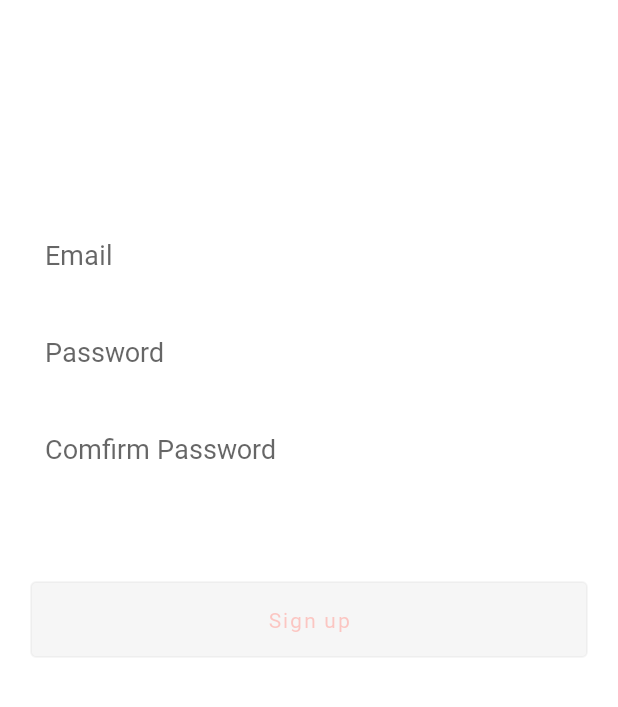
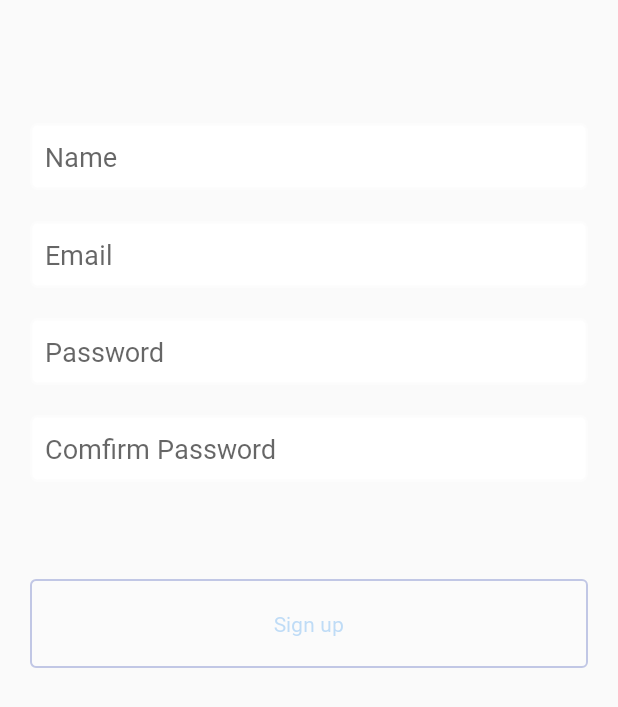
Before and after one commit to Saw-YanLinOo/myanTrip-1, an Android app: the Register screen opened directly, with no data from a screen before it, on a phone screen of 412 x 824 dp. Shown: the top 707 px of the screen. Run offline under Robolectric (Android 15) with nearby library versions, the phone set to English and light mode, and no system bars; libraries missing offline, so code that uses them is left out: com.github.ybq.android, com.orhanobut.hawk, net.yslibrary.android, org.kodein.di; plain views replace SpinKitView; 6 statements that could not run were skipped.

Commit message:
second_commit

```diff
--- a/app/src/main/AndroidManifest.xml
+++ b/app/src/main/AndroidManifest.xml
@@ -24,8 +24,10 @@
             android:name="com.google.android.geo.API_KEY"
             android:value="@string/google_map_key" />
         <activity android:name=".ui.MainActivity"/>
-        <activity android:name=".ui.Register"/>
-        <activity android:name=".ui.Login">
+        <activity android:name=".ui.Register"
+            android:theme="@style/AppTheme.ProfileTheme"/>
+        <activity android:name=".ui.Login"
+            android:theme="@style/AppTheme.ProfileTheme">
             <intent-filter>
                 <action android:name="android.intent.action.MAIN" />
 
--- a/app/src/main/java/com/vmyan/myantrip/ui/MainActivity.kt
+++ b/app/src/main/java/com/vmyan/myantrip/ui/MainActivity.kt
@@ -32,9 +32,6 @@ class MainActivity : AppCompatActivity() {
             val intent = Intent(this, Profile::class.java)
             startActivity(intent)
         }
-
-        var uEmail = Hawk.get<String>("user_email")
-        Toast.makeText(this,uEmail,Toast.LENGTH_SHORT).show()
     }
 
     public fun openFragment(fragment: Fragment){
--- a/app/src/main/java/com/vmyan/myantrip/ui/viewmodel/LoginViewModel.kt
+++ b/app/src/main/java/com/vmyan/myantrip/ui/viewmodel/LoginViewModel.kt
@@ -31,11 +31,11 @@ class LoginViewModel(private val loginRepository: LoginRepository): ViewModel()
             emit(Resource.Failure(e.message.toString()))
         }
     }
-    fun SignUp(emial:String, password:String) = liveData(Dispatchers.IO) {
+    fun SignUp(name:String, emial:String, password:String) = liveData(Dispatchers.IO) {
         emit(Resource.Loading())
         try {
             val auth = loginRepository.signUp("${emial}","${password}")
-            val result = loginRepository.addNewUser(User("","","${emial}","",""))
+            val result = loginRepository.addNewUser(User("","","${emial}","${name}",""))
             val mresult= loginRepository
                     .addUserAccountSetting(UserAccountSetting(
                         "",
@@ -43,7 +43,7 @@ class LoginViewModel(private val loginRepository: LoginRepository): ViewModel()
                         0,
                         0,
                         "",
-                        "",
+                        "${name}",
                         ""
                     ))
             emit(auth)
--- a/app/src/main/res/color/btn_color.xml
+++ b/app/src/main/res/color/btn_color.xml
@@ -1,5 +1,5 @@
 <?xml version="1.0" encoding="utf-8"?>
 <selector xmlns:android="http://schemas.android.com/apk/res/android">
-    <item android:state_enabled="true" android:color="#3F51B5"/>
-    <item android:state_enabled="false" android:color="#F44336"/>
+    <item android:state_enabled="true" android:color="#FAFAFA"/>
+    <item android:state_enabled="false" android:color="#3897F0"/>
 </selector>
--- a/app/src/main/res/layout/activity_register.xml
+++ b/app/src/main/res/layout/activity_register.xml
@@ -9,6 +9,21 @@
         android:layout_width="match_parent"
         android:layout_height="match_parent"
         tools:context=".ui.Register">
+
+        <EditText
+            android:id="@+id/name_input_r"
+            style="@style/big_input"
+            android:layout_width="match_parent"
+            android:layout_height="wrap_content"
+            android:background="@drawable/big_input_bg"
+            android:hint="Name"
+            android:inputType="text"
+            app:layout_constraintBottom_toTopOf="@+id/email_input_r"
+            app:layout_constraintEnd_toEndOf="parent"
+            app:layout_constraintStart_toStartOf="parent"
+            app:layout_constraintTop_toTopOf="parent"
+            app:layout_constraintVertical_bias="0.747" />
+
         <EditText
             android:id="@+id/email_input_r"
             style="@style/big_input"
--- a/app/src/main/res/values/styles.xml
+++ b/app/src/main/res/values/styles.xml
@@ -20,7 +20,12 @@
     </style>
 
     <style name="big_button" parent="big_input">
-        <item name="android:padding">10dp</item>
+        <item name="android:layout_width">match_parent</item>
+        <item name="android:layout_height">wrap_content</item>
+        <item name="android:layout_marginTop">20dp</item>
+        <item name="android:layout_marginStart">20dp</item>
+        <item name="android:layout_marginEnd">20dp</item>
+        <item name="android:padding">20dp</item>
         <item name="android:background">@drawable/btn_bg</item>
         <item name="android:textColor">@color/btn_color</item>
         <item name="android:textAllCaps">false</item>
```
Also changed, not shown: app/src/main/java/com/vmyan/myantrip/MyanTripApp.kt (+2 -6 lines), app/src/main/java/com/vmyan/myantrip/ui/Login.kt (+2 -5 lines), app/src/main/java/com/vmyan/myantrip/ui/Register.kt (+34 -7 lines).
